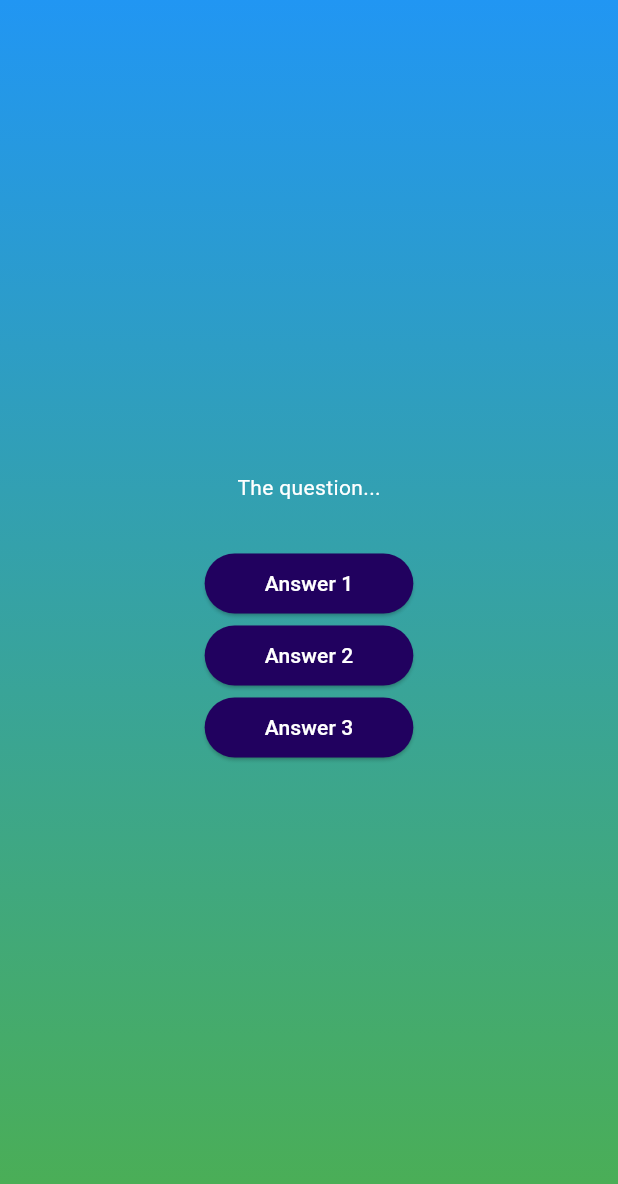
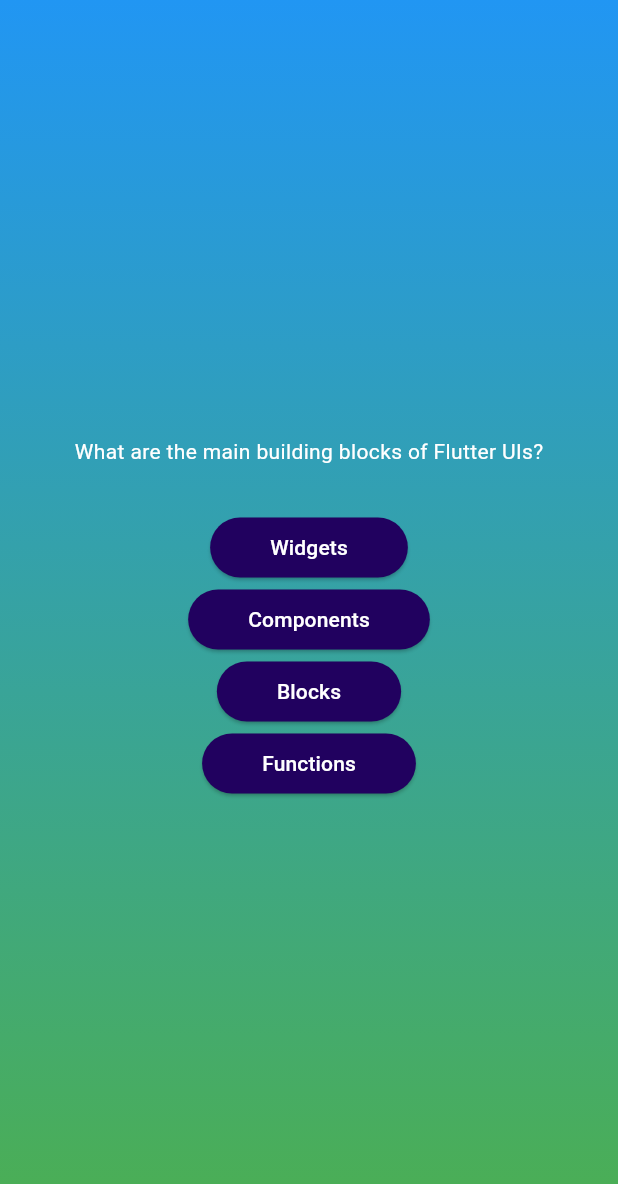
Before and after one commit to roryjarrard/quiz_app, a Flutter app: the screen it shows after launch, after a tap on "Start Quiz", on a phone screen of 412 x 824 dp. Shown: the top 1184 px of the screen. Run offline on Flutter 3.47's test engine with Material 3 defaults, Android fonts, the phone set to English and light mode, and no system bars.

Commit message:
iterate into widgets

```diff
--- a/lib/pages/questions.dart
+++ b/lib/pages/questions.dart
@@ -1,5 +1,6 @@
 import 'package:flutter/material.dart';
 import '../components/answer_button.dart';
+import 'package:quiz_app/data/questions.dart';
 
 class QuestionsScreen extends StatefulWidget {
   const QuestionsScreen({super.key});
@@ -9,6 +10,8 @@ class QuestionsScreen extends StatefulWidget {
 }
 
 class _QuestionsScreenState extends State<QuestionsScreen> {
+  final currentQuestion = questions[0];
+
   @override
   Widget build(BuildContext context) {
     return SizedBox(
@@ -16,14 +19,14 @@ class _QuestionsScreenState extends State<QuestionsScreen> {
       child: Column(
         mainAxisAlignment: MainAxisAlignment.center,
         children: [
-          const Text(
-            'The question...',
-            style: TextStyle(color: Colors.white),
+          Text(
+            currentQuestion.text,
+            style: const TextStyle(color: Colors.white),
           ),
           const SizedBox(height: 30),
-          AnswerButton('Answer 1', () {}),
-          AnswerButton('Answer 2', () {}),
-          AnswerButton('Answer 3', () {}),
+          ...currentQuestion.answers.map((item) {
+            return AnswerButton(item, () {});
+          }),
         ],
       ),
     );
```
